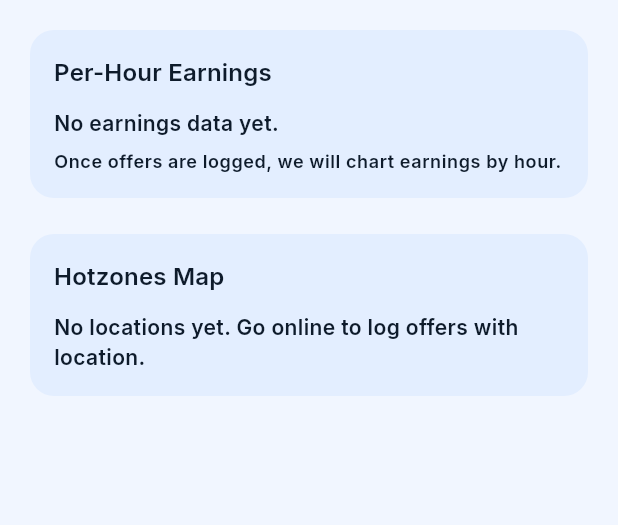
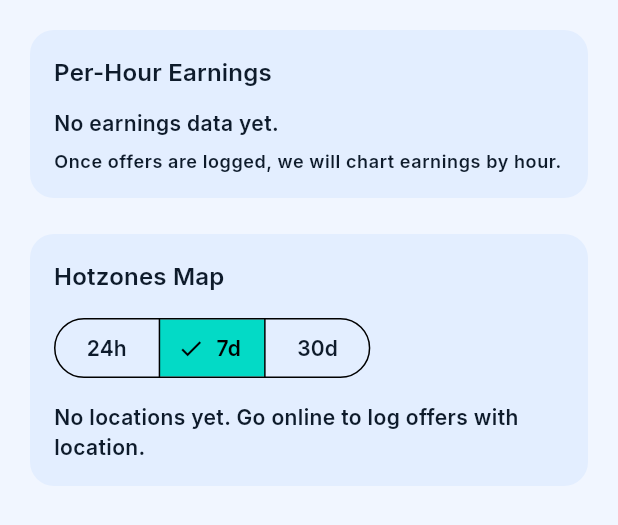
Before and after one commit to pritam2003/SmartGrab, a Flutter app: the DashboardScreen widget shown alone on an empty page, opened directly with empty values, on a phone screen of 412 x 824 dp. Shown: the top 525 px of the screen. Run offline on Flutter 3.47's test engine with Material 3 defaults, Android fonts, the phone set to English and light mode, and no system bars; our stand-ins replace cloud_firestore, firebase_auth, firebase_core, flutter_map, geolocator, google_fonts and 1 more; accounts and stored records are empty.

Commit message:
Add hotzone legend and time filters

```diff
--- a/smartgrab/lib/main.dart
+++ b/smartgrab/lib/main.dart
@@ -1006,14 +1006,23 @@ class AccountScreen extends StatelessWidget {
   }
 }
 
-class DashboardScreen extends StatelessWidget {
+class DashboardScreen extends StatefulWidget {
   const DashboardScreen({super.key, required this.profile});
 
   final UserProfile profile;
 
   @override
+  State<DashboardScreen> createState() => _DashboardScreenState();
+}
+
+class _DashboardScreenState extends State<DashboardScreen> {
+  final offerLogService = OfferLogService();
+  HotzoneRange _range = HotzoneRange.last7d;
+
+  @override
   Widget build(BuildContext context) {
-    final offerLogService = OfferLogService();
+    final profile = widget.profile;
+    final rangeDuration = _range.duration;
 
     return ListView(
       padding: const EdgeInsets.all(16),
@@ -1035,8 +1044,35 @@ class DashboardScreen extends StatelessWidget {
         const SizedBox(height: 16),
         _SectionCard(
           title: 'Hotzones Map',
-          child: StreamBuilder<List<HotzonePoint>>(
-            stream: offerLogService.streamHotzonePoints(profile.uid),
+          child: Column(
+            crossAxisAlignment: CrossAxisAlignment.start,
+            children: [
+              SegmentedButton<HotzoneRange>(
+                segments: const [
+                  ButtonSegment(
+                    value: HotzoneRange.last24h,
+                    label: Text('24h'),
+                  ),
+                  ButtonSegment(
+                    value: HotzoneRange.last7d,
+                    label: Text('7d'),
+                  ),
+                  ButtonSegment(
+                    value: HotzoneRange.last30d,
+                    label: Text('30d'),
+                  ),
+                ],
+                selected: {_range},
+                onSelectionChanged: (selection) {
+                  setState(() => _range = selection.first);
+                },
+              ),
+              const SizedBox(height: 12),
+              StreamBuilder<List<HotzonePoint>>(
+                stream: offerLogService.streamHotzonePoints(
+                  profile.uid,
+                  window: rangeDuration,
+                ),
                 builder: (context, snapshot) {
                   if (snapshot.connectionState == ConnectionState.waiting) {
                     return const Text('Loading hotzones...');
@@ -1058,7 +1094,9 @@ class DashboardScreen extends StatelessWidget {
 
                   return SizedBox(
                     height: 280,
-                child: FlutterMap(
+                    child: Stack(
+                      children: [
+                        FlutterMap(
                           options: MapOptions(
                             initialCenter: center,
                             initialZoom: 12,
@@ -1077,7 +1115,9 @@ class DashboardScreen extends StatelessWidget {
                             RichAttributionWidget(
                               showFlutterMapAttribution: false,
                               attributions: const [
-                        TextSourceAttribution('OpenStreetMap contributors'),
+                                TextSourceAttribution(
+                                  'OpenStreetMap contributors',
+                                ),
                               ],
                             ),
                             CircleLayer(
@@ -1100,8 +1140,21 @@ class DashboardScreen extends StatelessWidget {
                             ),
                           ],
                         ),
+                        Positioned(
+                          right: 12,
+                          top: 12,
+                          child: _Legend(
+                            lowColor: _hotzoneColor(0.2),
+                            midColor: _hotzoneColor(0.6),
+                            highColor: _hotzoneColor(1.0),
+                          ),
+                        ),
+                      ],
+                    ),
                   );
                 },
+              ),
+            ],
           ),
         ),
         if (profile.isAdmin) ...[
@@ -1162,6 +1215,16 @@ class DashboardScreen extends StatelessWidget {
   }
 }
 
+enum HotzoneRange {
+  last24h(Duration(hours: 24)),
+  last7d(Duration(days: 7)),
+  last30d(Duration(days: 30));
+
+  const HotzoneRange(this.duration);
+
+  final Duration duration;
+}
+
 class _SectionCard extends StatelessWidget {
   const _SectionCard({required this.title, required this.child});
 
@@ -1271,6 +1334,84 @@ class _StatusRow extends StatelessWidget {
               Theme.of(context).textTheme.bodyMedium?.copyWith(color: valueColor),
         ),
       ],
+    );
+  }
+}
+
+class _Legend extends StatelessWidget {
+  const _Legend({
+    required this.lowColor,
+    required this.midColor,
+    required this.highColor,
+  });
+
+  final Color lowColor;
+  final Color midColor;
+  final Color highColor;
+
+  @override
+  Widget build(BuildContext context) {
+    return Container(
+      padding: const EdgeInsets.symmetric(horizontal: 10, vertical: 8),
+      decoration: BoxDecoration(
+        color: Colors.white.withAlpha(230),
+        borderRadius: BorderRadius.circular(12),
+        border: Border.all(
+          color: Theme.of(context).colorScheme.primary.withAlpha(40),
+        ),
+        boxShadow: [
+          BoxShadow(
+            color: Colors.black.withAlpha(20),
+            blurRadius: 6,
+            offset: const Offset(0, 2),
+          ),
+        ],
+      ),
+      child: Column(
+        crossAxisAlignment: CrossAxisAlignment.start,
+        children: [
+          Text(
+            'Intensity',
+            style: Theme.of(context).textTheme.labelMedium,
+          ),
+          const SizedBox(height: 6),
+          Row(
+            children: [
+              _LegendDot(color: lowColor),
+              const SizedBox(width: 4),
+              _LegendDot(color: midColor),
+              const SizedBox(width: 4),
+              _LegendDot(color: highColor),
+            ],
+          ),
+          const SizedBox(height: 4),
+          Text(
+            'Low → High',
+            style: Theme.of(context)
+                .textTheme
+                .labelSmall
+                ?.copyWith(color: Colors.grey[700]),
+          ),
+        ],
+      ),
+    );
+  }
+}
+
+class _LegendDot extends StatelessWidget {
+  const _LegendDot({required this.color});
+
+  final Color color;
+
+  @override
+  Widget build(BuildContext context) {
+    return Container(
+      width: 10,
+      height: 10,
+      decoration: BoxDecoration(
+        color: color,
+        shape: BoxShape.circle,
+      ),
     );
   }
 }
@@ -1654,15 +1795,22 @@ class OfferLogService {
         );
   }
 
-  Stream<List<HotzonePoint>> streamHotzonePoints(String uid) {
-    return _db
+  Stream<List<HotzonePoint>> streamHotzonePoints(
+    String uid, {
+    Duration? window,
+  }) {
+    Query<Map<String, dynamic>> query = _db
         .collection('users')
         .doc(uid)
         .collection('offer_logs')
-        .orderBy('clientAt', descending: true)
-        .limit(200)
-        .snapshots()
-        .map(
+        .orderBy('clientAt', descending: true);
+
+    if (window != null) {
+      final since = Timestamp.fromDate(DateTime.now().subtract(window));
+      query = query.where('clientAt', isGreaterThanOrEqualTo: since);
+    }
+
+    return query.limit(200).snapshots().map(
           (snapshot) => snapshot.docs
               .map((doc) => OfferLog.fromMap(doc.id, doc.data()))
               .where((log) => log.lat != null && log.lng != null)
```
Lines whose indentation alone changed are shown as unchanged.
